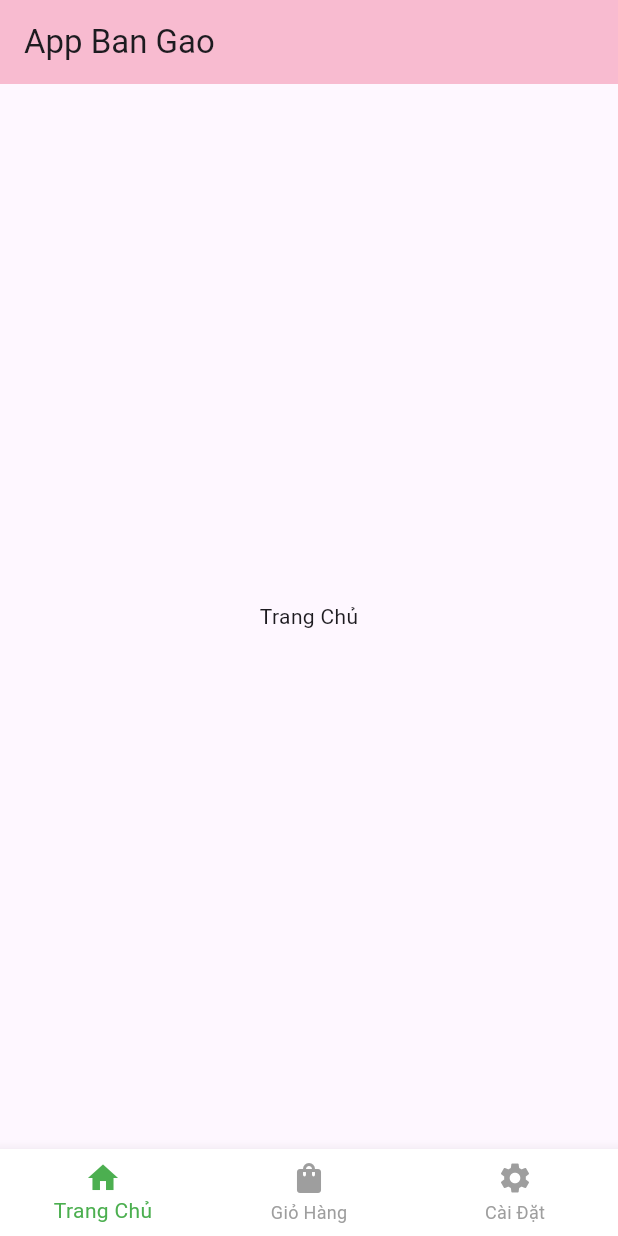
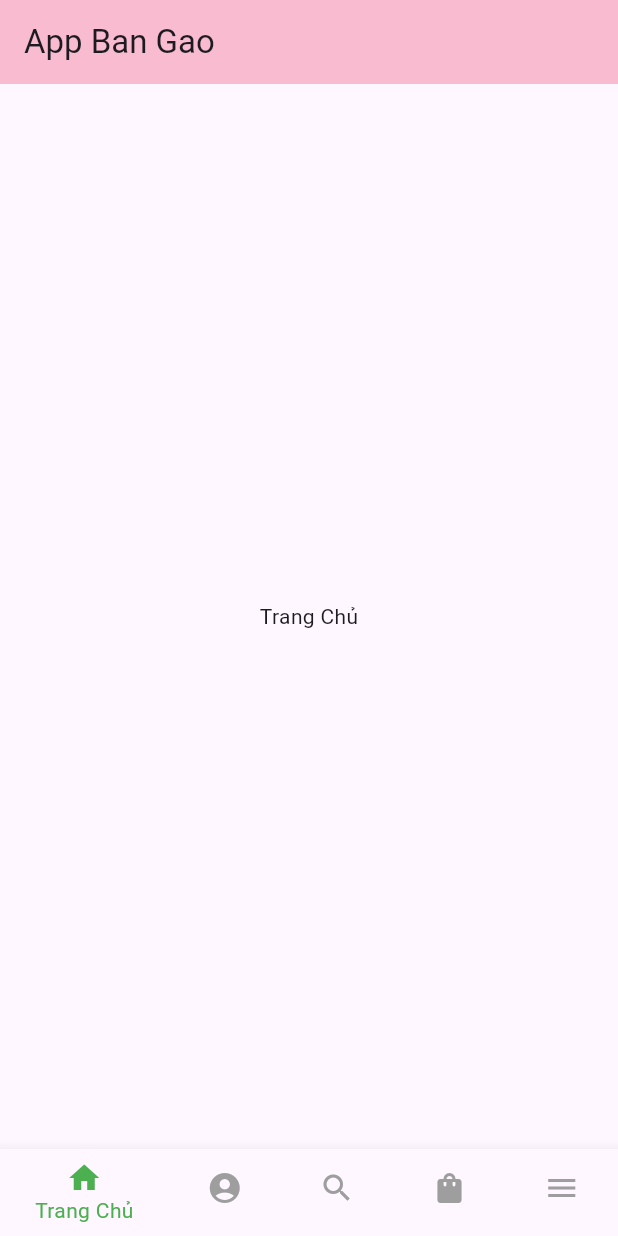
Before and after one commit to Vuleducthuan/App_Ban_Gao, a Flutter app: the screen it shows after launch, on a phone screen of 412 x 824 dp. Run offline on Flutter 3.47's test engine with Material 3 defaults, Android fonts, the phone set to English and light mode, and no system bars.

Commit message:
HomeScreen

```diff
--- a/lib/main.dart
+++ b/lib/main.dart
@@ -7,8 +7,6 @@ void main() {
 
 class MyApp extends StatelessWidget {
   const MyApp({super.key});
-
-  // This widget is the root of your application.
   @override
   Widget build(BuildContext context) {
     return MaterialApp(
--- a/lib/screen/HomeScreen.dart
+++ b/lib/screen/HomeScreen.dart
@@ -12,11 +12,13 @@ class Homescreen extends StatefulWidget {
 class _HomeScreenState extends State<Homescreen> {
   int _currentIndex = 0;
 
-  // Các trang con
   final List<Widget> _pages = [
     const Center(child: Text('Trang Chủ')),
     const Center(child: Text('Giỏ Hàng')),
     const Center(child: Text('Cài Đặt')),
+    const Center(
+      child: Text('Gioi Thieu'),
+    )
   ];
 
   @override
@@ -34,12 +36,20 @@ class _HomeScreenState extends State<Homescreen> {
             label: 'Trang Chủ',
           ),
           BottomNavigationBarItem(
+            icon: Icon(Icons.account_circle),
+            label: 'Tài KKhoản',
+          ),
+          BottomNavigationBarItem(
+            icon: Icon(Icons.search),
+            label: 'Tìm Kiếm',
+          ),
+          BottomNavigationBarItem(
             icon: Icon(Icons.shopping_bag),
             label: 'Giỏ Hàng',
           ),
           BottomNavigationBarItem(
-            icon: Icon(Icons.settings),
-            label: 'Cài Đặt',
+            icon: Icon(Icons.menu),
+            label: 'Menu',
           ),
         ],
         currentIndex: _currentIndex,
--- a/pubspec.yaml
+++ b/pubspec.yaml
@@ -2,7 +2,7 @@ name: app_ban_gao
 description: "A new Flutter project."
 # The following line prevents the package from being accidentally published to
 # pub.dev using `flutter pub publish`. This is preferred for private packages.
-publish_to: 'none' # Remove this line if you wish to publish to pub.dev
+publish_to: "none" # Remove this line if you wish to publish to pub.dev
 
 # The following defines the version and build number for your application.
 # A version number is three numbers separated by dots, like 1.2.43
@@ -31,10 +31,10 @@ dependencies:
   flutter:
     sdk: flutter
 
-
   # The following adds the Cupertino Icons font to your application.
   # Use with the CupertinoIcons class for iOS style icons.
   cupertino_icons: ^1.0.8
+  carousel_slider: ^5.0.0
 
 dev_dependencies:
   flutter_test:
@@ -52,7 +52,6 @@ dev_dependencies:
 
 # The following section is specific to Flutter packages.
 flutter:
-
   # The following line ensures that the Material Icons font is
   # included with your application, so that you can use the icons in
   # the material Icons class.
```
Also changed, not shown: pubspec.lock.
